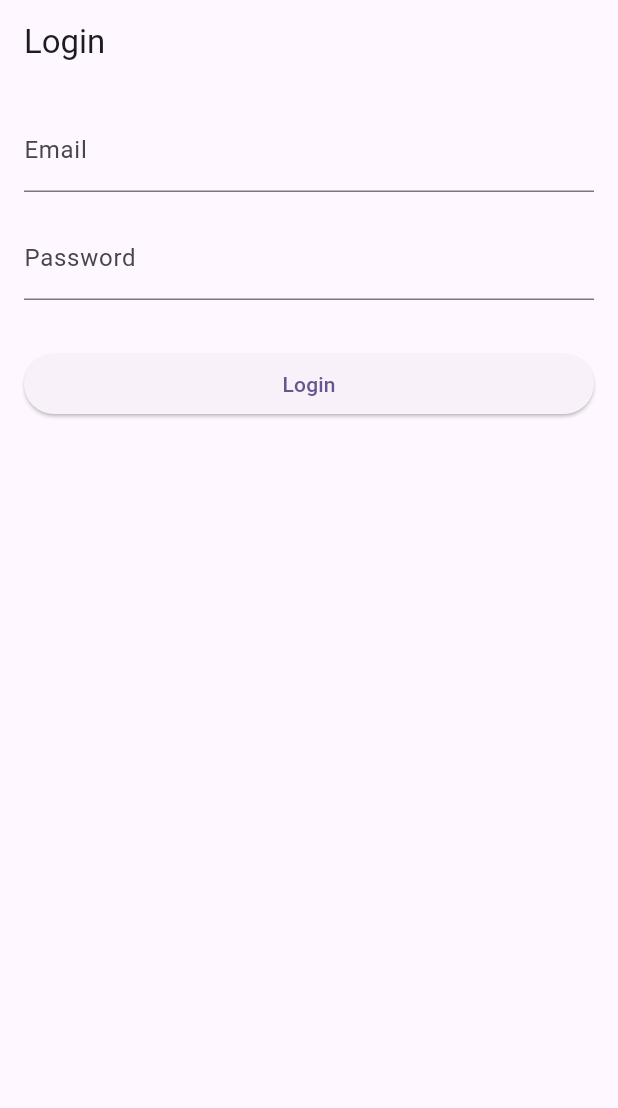
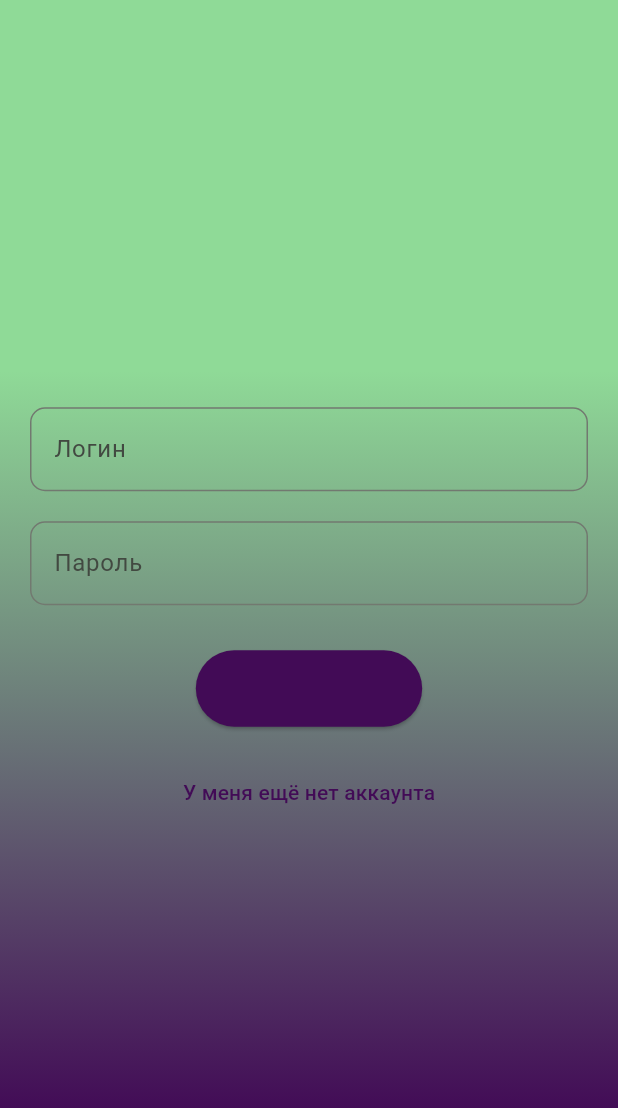
Before and after one commit to zigbug/zerocoder_gemini_food_diary, a Flutter app: the screen it shows after launch, on a phone screen of 412 x 824 dp. Shown: the top 1108 px of the screen. Run offline on Flutter 3.47's test engine with Material 3 defaults, Android fonts, the phone set to English and light mode, and no system bars.

Commit message:
страница регитстрации

````diff
--- a/lib/main.dart
+++ b/lib/main.dart
@@ -4,7 +4,6 @@ import 'package:gemeni_food_diary/pages/login_page.dart';
 void main() {
   runApp(const MyApp());
 }
-
 
 class MyApp extends StatelessWidget {
   const MyApp({super.key});
@@ -13,11 +12,26 @@ class MyApp extends StatelessWidget {
   Widget build(BuildContext context) {
     return MaterialApp(
       // title: 'Flutter Demo',
-      theme: ThemeData(
-        colorScheme: ColorScheme.fromSeed(seedColor: Colors.deepPurple),
-        useMaterial3: true,
-      ),
-      home: LoginPage() //const MyHomePage(title: 'Flutter Demo Home Page'),
+      theme: _themeData(context),
+      home: const LoginPage(),
     );
   }
 }
+
+ThemeData _themeData(BuildContext context) => ThemeData(
+      colorScheme: ColorScheme.fromSeed(
+        seedColor: const Color(0xFF8FDA97), // Your first color
+        brightness: Brightness.light,
+        primary: const Color(0xFF420B56), // Your second color
+        onPrimary: Colors.white,
+        secondary: const Color(0xFF8FDA97),
+        onSecondary: Colors.black,
+        error: Colors.red,
+        onError: Colors.white,
+        background: const Color(0xFF420B56),
+        onBackground: Colors.white,
+        surface: const Color(0xFF8FDA97),
+        onSurface: Colors.black,
+      ),
+      useMaterial3: true,
+    );
--- a/lib/pages/login_page.dart
+++ b/lib/pages/login_page.dart
@@ -1,8 +1,4 @@
-
 import 'package:flutter/material.dart';
-import 'package:gemeni_food_diary/pages/home_page.dart';
-// import 'package:gemeni_food_diary/auth_service.dart';
-// import 'package:gemeni_food_diary/home_page.dart';
 
 class LoginPage extends StatefulWidget {
   const LoginPage({super.key});
@@ -12,122 +8,85 @@ class LoginPage extends StatefulWidget {
 }
 
 class _LoginPageState extends State<LoginPage> {
-  final _formKey = GlobalKey<FormState>();
-  final _emailController = TextEditingController();
-  final _passwordController = TextEditingController();
-
-  @override
-  void dispose() {
-    _emailController.dispose();
-    _passwordController.dispose();
-    super.dispose();
-  }
+  bool _isRegistration = false;
 
   @override
   Widget build(BuildContext context) {
+    final theme = Theme.of(context);
     return Scaffold(
-      appBar: AppBar(
-        title: const Text('Login'),
-      ),
-      body: Padding(
-        padding: const EdgeInsets.all(16.0),
-        child: Form(
-          key: _formKey,
-          child: Column(
-            crossAxisAlignment: CrossAxisAlignment.stretch,
-            children: [
-              TextFormField(
-                controller: _emailController,
-                decoration: const InputDecoration(
-                  labelText: 'Email',
+      body: Container(
+        decoration: BoxDecoration(
+          gradient: LinearGradient(
+              begin: Alignment.topCenter,
+              end: Alignment.bottomCenter,
+              colors: _isRegistration
+                  ? [theme.colorScheme.primary, theme.colorScheme.secondary]
+                  : [theme.colorScheme.secondary, theme.colorScheme.primary],
+              stops: [0.3, 0.9],
+              tileMode: TileMode.repeated),
+        ),
+        child: Center(
+          child: Padding(
+            padding: const EdgeInsets.all(20.0),
+            child: Column(
+              mainAxisAlignment: MainAxisAlignment.center,
+              children: [
+                TextField(
+                  decoration: InputDecoration(
+                    labelText: 'Логин',
+                    border: OutlineInputBorder(
+                      borderRadius: BorderRadius.circular(10.0),
+                    ),
+                  ),
                 ),
-                validator: (value) {
-                  if (value == null || value.isEmpty) {
-                    return 'Please enter your email';
-                  }
-                  return null;
-                },
-              ),
-              const SizedBox(height: 16.0),
-              TextFormField(
-                controller: _passwordController,
-                obscureText: true,
-                decoration: const InputDecoration(
-                  labelText: 'Password',
+                const SizedBox(height: 20),
+                TextField(
+                  obscureText: true,
+                  decoration: InputDecoration(
+                    labelText: 'Пароль',
+                    border: OutlineInputBorder(
+                      borderRadius: BorderRadius.circular(10.0),
+                    ),
+                  ),
                 ),
-                validator: (value) {
-                  if (value == null || value.isEmpty) {
-                    return 'Please enter your password';
-                  }
-                  return null;
-                },
-              ),
-              const SizedBox(height: 32.0),
-              ElevatedButton(
-                onPressed: () {
-                  if (_formKey.currentState!.validate()) {
-                     Navigator.pushReplacement(
-                          context,
-                          MaterialPageRoute(
-                            builder: (context) => const MyHomePage(
-                              title: 'Gemeni Food Diary',
-                            ),
-                          ),);
-                    // AuthService.signInWithEmailAndPassword(
-                    //     _emailController.text, _passwordController.text)
-                    //     .then((user) {
-                    //   if (user != null) {
-                    //     Navigator.pushReplacement(
-                    //       context,
-                    //       MaterialPageRoute(
-                    //         builder: (context) => const HomePage(),
-                    //       ),
-                    //     );
-                    //   }
-                    // });
-                  }
-                },
-                child: const Text('Login'),
-              ),
-            ],
+                if (_isRegistration) const SizedBox(height: 20),
+                if (_isRegistration)
+                  TextField(
+                    obscureText: true,
+                    decoration: InputDecoration(
+                      labelText: 'Повтор пароля',
+                      border: OutlineInputBorder(
+                        borderRadius: BorderRadius.circular(10.0),
+                      ),
+                    ),
+                  ),
+                const SizedBox(height: 30),
+                ElevatedButton(
+                  onPressed: () {},
+                  style: ElevatedButton.styleFrom(
+                    backgroundColor: theme.colorScheme.primary,
+                    padding: const EdgeInsets.symmetric(
+                        horizontal: 50, vertical: 15),
+                    textStyle: const TextStyle(fontSize: 18),
+                  ),
+                  child: const Text('Войти'),
+                ),
+                const SizedBox(height: 20),
+                TextButton(
+                  onPressed: () {
+                    setState(() {
+                      _isRegistration = !_isRegistration;
+                    });
+                  },
+                  child: !_isRegistration
+                      ? const Text('У меня ещё нет аккаунта')
+                      : const Text('У меня уже есть аккаунт'),
+                ),
+              ],
+            ),
           ),
         ),
       ),
     );
   }
 }
-
-// // ```
-
-
-// // We generate the following patches:
-// // File: /Users/zigbug/zero_coder/gemeni_food_diary/lib/login_page.dart
-// // ```
-// // --- a/Users/zigbug/zero_coder/gemeni_food_diary/lib/login_page.dart
-// // +++ b/Users/zigbug/zero_coder/gemeni_food_diary/lib/login_page.dart
-// // @@ -1,6 +1,7 @@
-//  import 'package:flutter/material.dart';
-//  import 'package:gemeni_food_diary/auth_service.dart';
-//  import 'package:gemeni_food_diary/home_page.dart';
-// +import 'package:gemeni_food_diary/signup_page.dart';
-
-//  class LoginPage extends StatefulWidget {
-//    const LoginPage({Key? key}) : super(key: key);
-// @@ -83,6 +84,17 @@
-//                  },
-//                  child: const Text('Login'),
-//                ),
-// +              const SizedBox(height: 16.0),
-// +              TextButton(
-// +                onPressed: () {
-// +                  Navigator.push(
-// +                    context,
-// +                    MaterialPageRoute(
-// +                      builder: (context) => const SignupPage(),
-// +                    ),
-// +                  );
-// +                },
-// +                child: const Text('Don\'t have an account? Sign up'),
-//              ],
-//            ),
-//          ),
````
Also changed, not shown: 166 other files.
